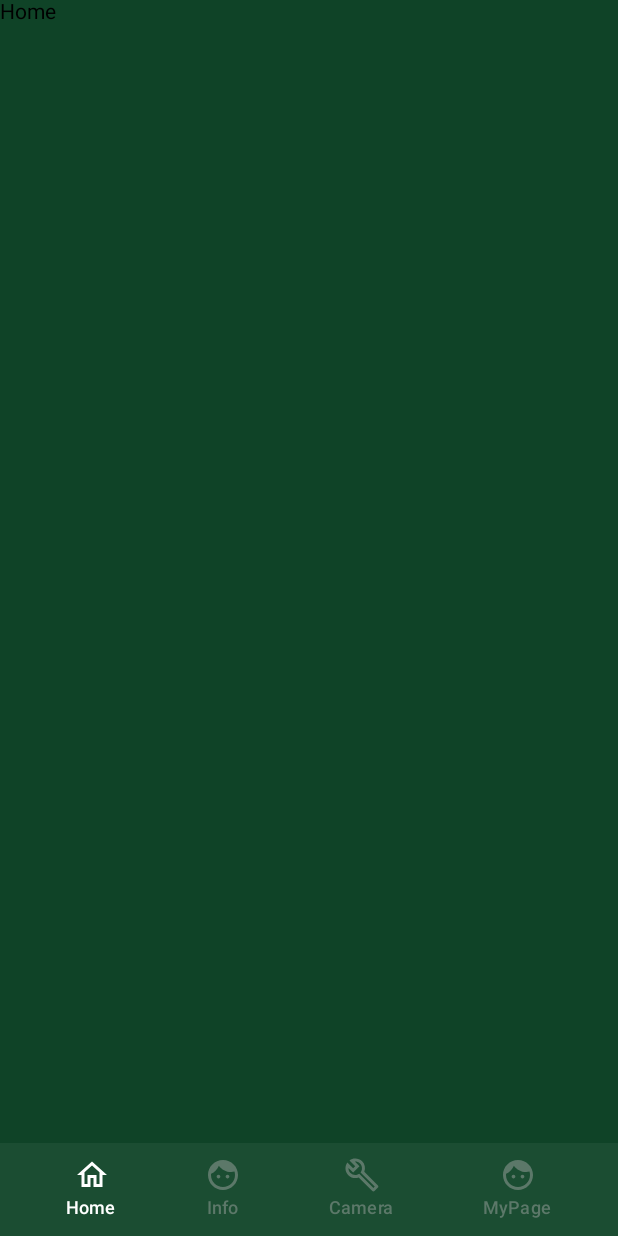
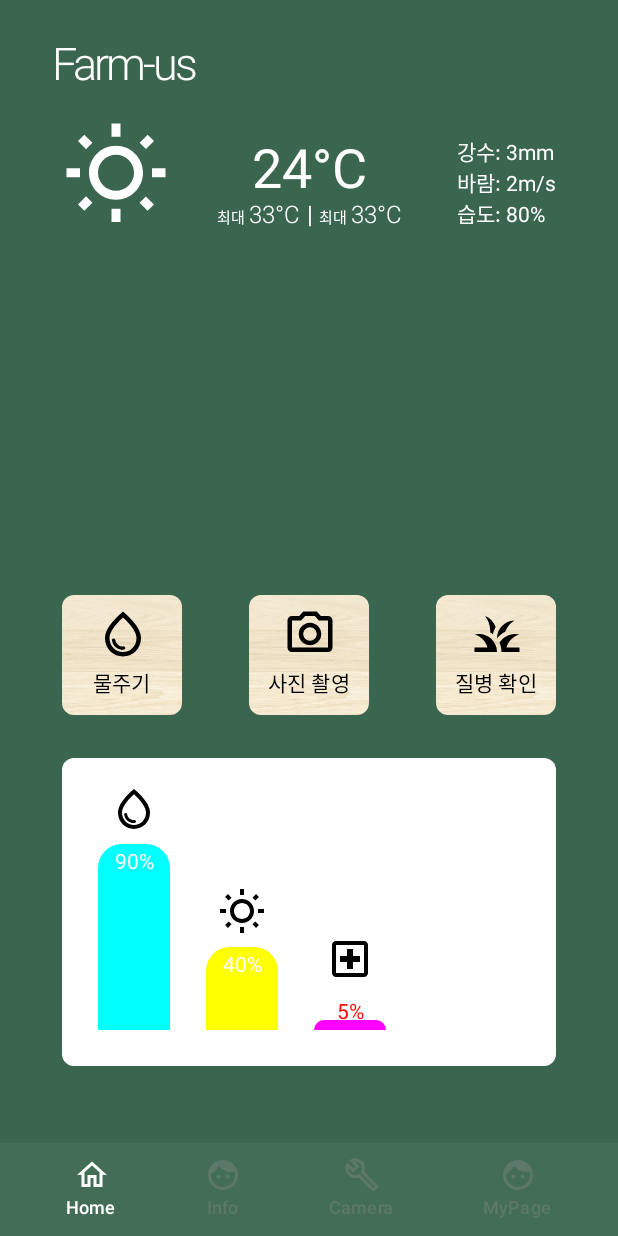
Before and after one commit to duguseo1213/smart_farm, an Android app built with Jetpack Compose: the screen it shows after launch (MainActivity), on a phone screen of 412 x 824 dp. Run offline under Robolectric (Android 15) with nearby library versions, the phone set to English and light mode, and no system bars; our stand-ins replace Dagger/Hilt's generated code; libraries missing offline, so code that uses them is left out: com.airbnb.mvrx, com.kakao.sdk; 2 statements that could not run were skipped.

Commit message:
feat: HomeView UI 구성

```diff
--- a/wcdfarm-app/app/build.gradle.kts
+++ b/wcdfarm-app/app/build.gradle.kts
@@ -84,7 +84,7 @@ dependencies {
     implementation("com.airbnb.android:mavericks-compose:3.0.9")
     implementation("com.airbnb.android:mavericks-hilt:3.0.9")
 
-    implementation("androidx.compose.material:material-icons-extended-android:1.7.4")
+    implementation("androidx.compose.material:material-icons-extended-android")
 
     implementation(libs.androidx.core.ktx)
     implementation(libs.androidx.appcompat)
--- a/wcdfarm-app/app/src/main/java/com/wcd/farm/presentation/view/AppNavigation.kt
+++ b/wcdfarm-app/app/src/main/java/com/wcd/farm/presentation/view/AppNavigation.kt
@@ -1,15 +1,10 @@
 package com.wcd.farm.presentation.view
 
 import androidx.compose.runtime.Composable
-import androidx.compose.runtime.getValue
-import androidx.compose.runtime.mutableStateOf
-import androidx.compose.runtime.remember
-import androidx.compose.runtime.setValue
 import androidx.navigation.compose.NavHost
 import androidx.navigation.compose.composable
 import androidx.navigation.compose.rememberNavController
 import com.wcd.farm.presentation.view.login.LoginScreen
-import com.wcd.farm.presentation.view.main.MainScreen
 
 @Composable
 fun AppNavigation() {
--- a/wcdfarm-app/app/src/main/java/com/wcd/farm/presentation/view/MainLayout.kt
+++ b/wcdfarm-app/app/src/main/java/com/wcd/farm/presentation/view/MainLayout.kt
@@ -1,27 +1,20 @@
 package com.wcd.farm.presentation.view
 
-import androidx.compose.foundation.Image
-import androidx.compose.foundation.background
 import androidx.compose.foundation.layout.Arrangement
 import androidx.compose.foundation.layout.Box
 import androidx.compose.foundation.layout.Column
 import androidx.compose.foundation.layout.PaddingValues
 import androidx.compose.foundation.layout.Row
 import androidx.compose.foundation.layout.fillMaxHeight
-import androidx.compose.foundation.layout.fillMaxSize
 import androidx.compose.foundation.layout.fillMaxWidth
 import androidx.compose.foundation.layout.padding
 import androidx.compose.material.icons.Icons
 import androidx.compose.material.icons.filled.Face
-import androidx.compose.material.icons.filled.Home
 import androidx.compose.material.icons.outlined.Build
 import androidx.compose.material.icons.outlined.Home
-import androidx.compose.material.icons.outlined.Inventory
 import androidx.compose.material3.BottomAppBar
 import androidx.compose.material3.Button
 import androidx.compose.material3.Icon
-import androidx.compose.material3.IconButton
-import androidx.compose.material3.MaterialTheme
 import androidx.compose.material3.Scaffold
 import androidx.compose.material3.Text
 import androidx.compose.runtime.Composable
@@ -39,6 +32,7 @@ import androidx.compose.ui.unit.dp
 import androidx.compose.ui.unit.sp
 import com.wcd.farm.R
 import com.wcd.farm.presentation.view.memorial.MemorialScreen
+import com.wcd.farm.presentation.view.home.MainScreen
 import com.wcd.farm.presentation.view.theme.buttonTransparentTheme
 
 @Composable
@@ -83,7 +77,7 @@ fun MainLayout() {
         Box(modifier = Modifier.padding(innerPadding)) {
             when (currentScreen) {
 
-                Home -> Text("Home")//HomeView(modifier = Modifier.padding(innerPadding))
+                Home -> MainScreen()//HomeView(modifier = Modifier.padding(innerPadding))
                 Info -> Text("Info")//InfoView(modifier = Modifier.padding(innerPadding))
                 Record -> MemorialScreen()//Text("Record")
                 MyPage -> Text("MyPage")//MyPageView(modifier = Modifier.padding(innerPadding))
--- /dev/null
+++ b/wcdfarm-app/app/src/main/java/com/wcd/farm/presentation/view/home/HomeView.kt
@@ -0,0 +1,241 @@
+package com.wcd.farm.presentation.view.home
+
+import android.annotation.SuppressLint
+import androidx.compose.foundation.Image
+import androidx.compose.foundation.background
+import androidx.compose.foundation.layout.Arrangement
+import androidx.compose.foundation.layout.Box
+import androidx.compose.foundation.layout.BoxWithConstraints
+import androidx.compose.foundation.layout.Column
+import androidx.compose.foundation.layout.PaddingValues
+import androidx.compose.foundation.layout.Row
+import androidx.compose.foundation.layout.Spacer
+import androidx.compose.foundation.layout.fillMaxHeight
+import androidx.compose.foundation.layout.fillMaxSize
+import androidx.compose.foundation.layout.fillMaxWidth
+import androidx.compose.foundation.layout.height
+import androidx.compose.foundation.layout.offset
+import androidx.compose.foundation.layout.padding
+import androidx.compose.foundation.layout.size
+import androidx.compose.foundation.layout.width
+import androidx.compose.foundation.shape.RoundedCornerShape
+import androidx.compose.material.icons.Icons
+import androidx.compose.material.icons.outlined.Grass
+import androidx.compose.material.icons.outlined.LocalHospital
+import androidx.compose.material.icons.outlined.PhotoCamera
+import androidx.compose.material.icons.outlined.WaterDrop
+import androidx.compose.material.icons.outlined.WbSunny
+import androidx.compose.material3.Button
+import androidx.compose.material3.Icon
+import androidx.compose.material3.Text
+import androidx.compose.runtime.Composable
+import androidx.compose.runtime.getValue
+import androidx.compose.runtime.mutableFloatStateOf
+import androidx.compose.runtime.mutableIntStateOf
+import androidx.compose.runtime.remember
+import androidx.compose.runtime.setValue
+import androidx.compose.ui.Alignment
+import androidx.compose.ui.Modifier
+import androidx.compose.ui.draw.clip
+import androidx.compose.ui.graphics.Color
+import androidx.compose.ui.graphics.vector.ImageVector
+import androidx.compose.ui.layout.ContentScale
+import androidx.compose.ui.layout.onGloballyPositioned
+import androidx.compose.ui.res.painterResource
+import androidx.compose.ui.text.SpanStyle
+import androidx.compose.ui.text.buildAnnotatedString
+import androidx.compose.ui.text.font.FontWeight
+import androidx.compose.ui.text.withStyle
+import androidx.compose.ui.unit.dp
+import androidx.compose.ui.unit.sp
+import com.wcd.farm.R
+import com.wcd.farm.presentation.view.theme.buttonTransparentTheme
+
+@Composable
+fun MainScreen() {
+    Column(Modifier.fillMaxSize(), horizontalAlignment = Alignment.CenterHorizontally) {
+        TodayWeatherView()
+        Spacer(modifier = Modifier.fillMaxHeight(0.4f))
+        MenuContainer()
+        Spacer(modifier = Modifier.fillMaxHeight(0.1f))
+        StateView()
+    }
+}
+
+@Composable
+fun TodayWeatherView() {
+    BoxWithConstraints(
+        modifier = Modifier
+            .fillMaxWidth()
+            .fillMaxHeight(0.2f)
+    ) {
+        val width = maxWidth
+        val height = maxHeight
+
+        Text(
+            "Farm-us",
+            modifier = Modifier.offset(x = width / 12, y = height / 6),
+            color = Color.White,
+            fontSize = 30.sp,
+            letterSpacing = (-2).sp,
+            fontWeight = FontWeight.Light
+        )
+
+        Icon(
+            Icons.Outlined.WbSunny,
+            "RAINY",
+            tint = Color.White,
+            modifier = Modifier
+                .align(Alignment.BottomStart)
+                .offset(x = width / 10)
+                .size(72.dp)
+        )
+
+        Column(
+            modifier = Modifier.align(Alignment.BottomCenter)/*modifier = Modifier.offset(x = width * 3 / 10, y = height / 2)*/,
+            horizontalAlignment = Alignment.CenterHorizontally
+        ) {
+            TemperatureView()
+        }
+
+        Column(
+            modifier = Modifier
+                .align(Alignment.BottomEnd)
+                .offset(-width / 10, 0.dp)
+        ) {
+            WeatherStatusView()
+        }
+
+    }
+}
+
+@Composable
+fun TemperatureView() {
+    Text("24°C", fontSize = 36.sp, color = Color.White)
+    Row(horizontalArrangement = Arrangement.SpaceBetween, modifier = Modifier.fillMaxWidth(0.3f)) {
+
+        val styledText = buildAnnotatedString {
+            withStyle(style = SpanStyle(fontSize = 10.sp)) {
+                append("최대 ")
+            }
+            withStyle(style = SpanStyle(fontSize = 16.sp)) {
+                append("33°C")
+            }
+        }
+
+        Text(styledText, color = Color.White, fontWeight = FontWeight.Light)
+        Text("|", fontSize = 16.sp, color = Color.White)
+        Text(styledText, color = Color.White, fontWeight = FontWeight.Light)
+    }
+}
+
+@Composable
+fun WeatherStatusView() {
+    Text("강수: 3mm", color = Color.White)
+    Text("바람: 2m/s", color = Color.White)
+    Text("습도: 80%", color = Color.White)
+}
+
+@Composable
+fun MenuContainer() {
+    Row(
+        horizontalArrangement = Arrangement.SpaceBetween,
+        modifier = Modifier.fillMaxWidth(0.8f)
+    ) {
+        MenuButton(Icons.Outlined.WaterDrop, "물주기")
+        MenuButton(Icons.Outlined.PhotoCamera, "사진 촬영")
+        MenuButton(Icons.Outlined.Grass, "질병 확인")
+    }
+}
+
+@Composable
+fun MenuButton(icon: ImageVector, description: String) {
+
+    Button(
+        onClick = { /*TODO*/ },
+        colors = buttonTransparentTheme(),
+        contentPadding = PaddingValues(0.dp),
+        shape = RoundedCornerShape(8.dp),
+    ) {
+        Box(
+            modifier = Modifier
+                .height(80.dp)
+                .width(80.dp), contentAlignment = Alignment.Center
+        ) {
+            Image(
+                painter = painterResource(id = R.drawable.menu_background),
+                contentDescription = "background",
+                contentScale = ContentScale.Crop,
+                modifier = Modifier.fillMaxSize()
+            )
+            Column(horizontalAlignment = Alignment.CenterHorizontally) {
+                Icon(
+                    imageVector = icon,
+                    contentDescription = "Water",
+                    modifier = Modifier.size(36.dp)
+                )
+                Text(description, modifier = Modifier.padding(4.dp))
+            }
+        }
+    }
+}
+
+@SuppressLint("UnusedBoxWithConstraintsScope")
+@Composable
+fun StateView() {
+    Row(
+        verticalAlignment = Alignment.Bottom,
+        modifier = Modifier
+            .fillMaxWidth(0.8f)
+            .fillMaxHeight(0.8f)
+            .clip(RoundedCornerShape(8.dp))
+            .background(Color.White)
+            .padding(24.dp, 4.dp, 24.dp, 24.dp)
+    ) {
+        StateBar(icon = Icons.Outlined.WaterDrop, 90, Color.Cyan)
+        Spacer(modifier = Modifier.width(24.dp))
+        StateBar(icon = Icons.Outlined.WbSunny, ratio = 40, Color.Yellow)
+        Spacer(modifier = Modifier.width(24.dp))
+        StateBar(icon = Icons.Outlined.LocalHospital, ratio = 5, Color.Magenta)
+    }
+}
+
+@Composable
+fun StateBar(icon: ImageVector, ratio: Int, color: Color) {
+    Column(
+        verticalArrangement = Arrangement.Bottom,
+        horizontalAlignment = Alignment.CenterHorizontally
+    ) {
+        Icon(
+            imageVector = icon,
+            contentDescription = "Water",
+            modifier = Modifier.size(32.dp)
+        )
+        Spacer(modifier = Modifier.fillMaxHeight(0.05f))
+
+        var height by remember {
+            mutableFloatStateOf(0f)
+        }
+        var textHeight by remember {
+            mutableIntStateOf(0)
+        }
+        Box(modifier = Modifier, contentAlignment = if(height > textHeight) Alignment.TopCenter else Alignment.BottomCenter) {
+            BoxWithConstraints(
+                modifier = Modifier
+                    .fillMaxHeight(ratio.toFloat() / 100)
+                    .clip(RoundedCornerShape(topStart = 16.dp, topEnd = 16.dp))
+                    .width(48.dp)
+                    .background(color)
+            ) {
+                height = maxHeight.value
+            }
+            Text("$ratio%", modifier = Modifier
+                .padding(4.dp)
+                .onGloballyPositioned { layoutCoordinates ->
+                    textHeight = layoutCoordinates.size.height
+                },
+                color = if(height > textHeight) Color.White else Color.Red)
+        }
+
+    }
+}
--- a/wcdfarm-app/app/src/main/java/com/wcd/farm/presentation/view/login/LoginView.kt
+++ b/wcdfarm-app/app/src/main/java/com/wcd/farm/presentation/view/login/LoginView.kt
@@ -1,8 +1,6 @@
 package com.wcd.farm.presentation.view.login
 
 import androidx.compose.foundation.Image
-import androidx.compose.foundation.clickable
-import androidx.compose.foundation.interaction.MutableInteractionSource
 import androidx.compose.foundation.layout.Arrangement
 import androidx.compose.foundation.layout.Column
 import androidx.compose.foundation.layout.PaddingValues
@@ -13,15 +11,12 @@ import androidx.compose.foundation.layout.padding
 import androidx.compose.foundation.shape.RoundedCornerShape
 import androidx.compose.material3.Button
 import androidx.compose.runtime.Composable
-import androidx.compose.runtime.remember
 import androidx.compose.ui.Alignment
 import androidx.compose.ui.Modifier
-import androidx.compose.ui.graphics.RectangleShape
 import androidx.compose.ui.layout.ContentScale
 import androidx.compose.ui.platform.LocalContext
 import androidx.compose.ui.res.painterResource
 import androidx.compose.ui.unit.dp
-import androidx.hilt.navigation.compose.hiltViewModel
 import androidx.lifecycle.viewmodel.compose.viewModel
 import androidx.navigation.NavController
 import com.wcd.farm.R
--- a/wcdfarm-app/app/src/main/java/com/wcd/farm/presentation/view/main/MainView.kt
+++ /dev/null
@@ -1,8 +0,0 @@
-package com.wcd.farm.presentation.view.main
-
-import androidx.compose.runtime.Composable
-
-@Composable
-fun MainScreen() {
-
-}
--- /dev/null
+++ b/wcdfarm-app/app/src/main/res/drawable/rainy_icon.xml
@@ -0,0 +1,9 @@
+<vector xmlns:android="http://schemas.android.com/apk/res/android"
+    android:width="24dp"
+    android:height="24dp"
+    android:viewportWidth="960"
+    android:viewportHeight="960">
+  <path
+      android:pathData="M558,876q-15,8 -30.5,2.5T504,858l-60,-120q-8,-15 -2.5,-30.5T462,684q15,-8 30.5,-2.5T516,702l60,120q8,15 2.5,30.5T558,876ZM798,876q-15,8 -30.5,2.5T744,858l-60,-120q-8,-15 -2.5,-30.5T702,684q15,-8 30.5,-2.5T756,702l60,120q8,15 2.5,30.5T798,876ZM318,876q-15,8 -30.5,2.5T264,858l-60,-120q-8,-15 -2.5,-30.5T222,684q15,-8 30.5,-2.5T276,702l60,120q8,15 2.5,30.5T318,876ZM300,640q-91,0 -155.5,-64.5T80,420q0,-83 55,-145t136,-73q32,-57 87.5,-89.5T480,80q90,0 156.5,57.5T717,281q69,6 116,57t47,122q0,75 -52.5,127.5T700,640L300,640ZM300,560h400q42,0 71,-29t29,-71q0,-42 -29,-71t-71,-29h-60v-40q0,-66 -47,-113t-113,-47q-48,0 -87.5,26T333,256l-10,24h-25q-57,2 -97.5,42.5T160,420q0,58 41,99t99,41ZM480,360Z"
+      android:fillColor="#5f6368"/>
+</vector>
--- a/wcdfarm-app/app/src/main/res/values/colors.xml
+++ b/wcdfarm-app/app/src/main/res/values/colors.xml
@@ -7,5 +7,5 @@
     <color name="teal_700">#FF018786</color>
     <color name="black">#FF000000</color>
     <color name="white">#FFFFFFFF</color>
-    <color name="background">#FF0F4327</color>
+    <color name="background">#FF3A654E</color>
 </resources>
```
Also changed, not shown: wcdfarm-app/app/src/main/res/drawable/menu_background.png (added), 1 other file.
